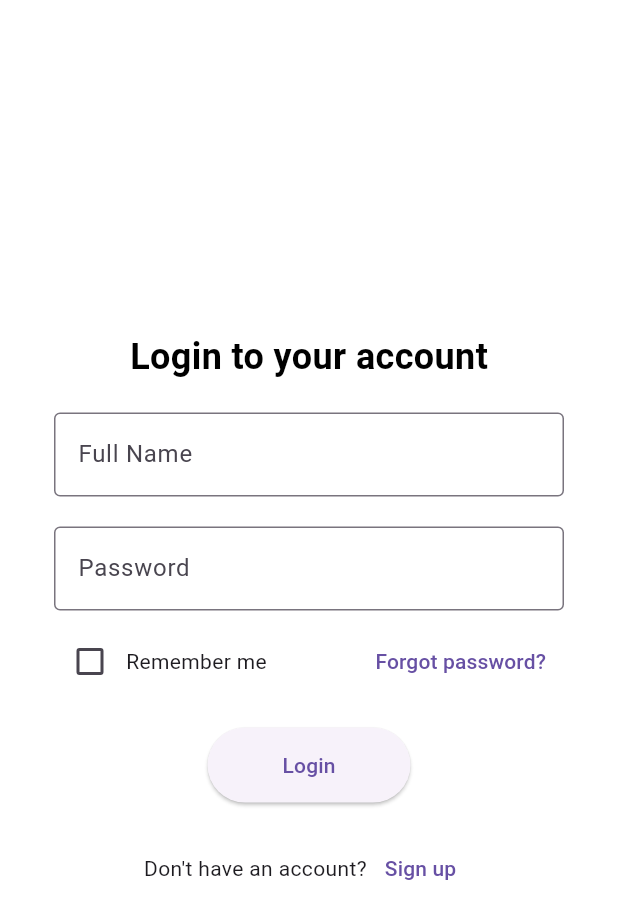
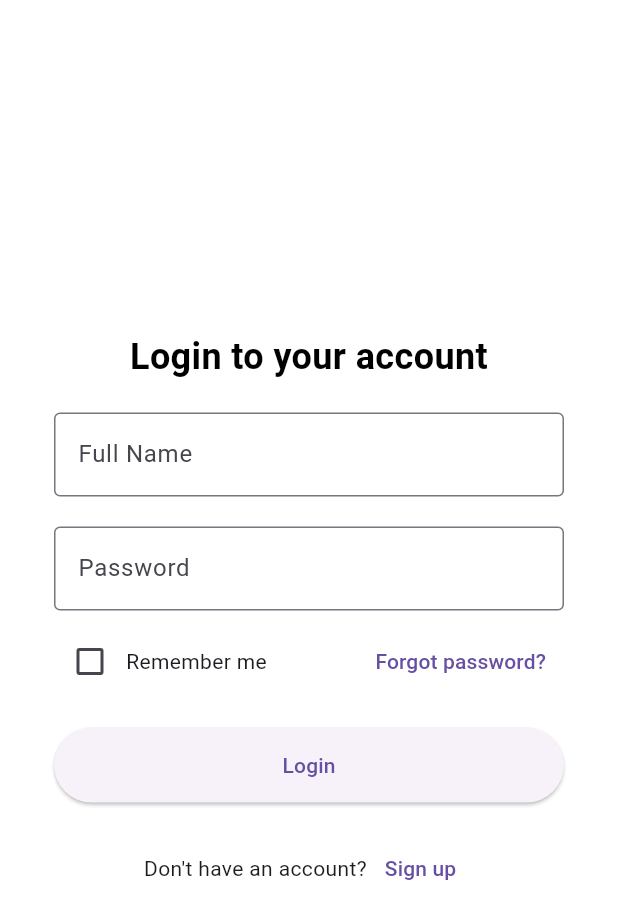
Before and after one commit to gkincs/pawsome_app, a Flutter app: the LoginWidget screen opened directly, on a phone screen of 412 x 824 dp. Shown: the top 919 px of the screen. Run offline on Flutter 3.47's test engine with Material 3 defaults, Android fonts, the phone set to English and light mode, and no system bars; our stand-ins replace image_picker.

Commit message:
stateful widget refact

```diff
--- a/pawsome_app/lib/main.dart
+++ b/pawsome_app/lib/main.dart
@@ -1,5 +1,4 @@
 import 'package:flutter/material.dart';
-//import 'package:pawsome_app/screens/first_step_screen.dart';
 //import 'screens/signin_screen.dart';
 //import 'screens/new_account_screen.dart';
 
@@ -44,7 +43,7 @@ import 'package:flutter/material.dart';
 // }
 
 
-import 'screens/pet_prof_screen.dart';
+import 'screens/first_step_screen.dart';
 void main() {
   runApp(MyApp());
 }
@@ -57,7 +56,7 @@ class MyApp extends StatelessWidget {
       theme: ThemeData(
         primarySwatch: Colors.blue,
       ),
-      home: PetProfileWidget(),
+      home:FirststepWidget(),
     );
   }
 }
--- a/pawsome_app/lib/screens/login_screen.dart
+++ b/pawsome_app/lib/screens/login_screen.dart
@@ -1,16 +1,39 @@
 import 'package:flutter/material.dart';
 
-class LoginWidget extends StatelessWidget {
+class LoginWidget extends StatefulWidget {
+  @override
+  _LoginWidgetState createState() => _LoginWidgetState();
+}
+
+class _LoginWidgetState extends State<LoginWidget> {
+  final TextEditingController _fullNameController = TextEditingController();
+  final TextEditingController _passwordController = TextEditingController();
+  bool _rememberMe = false;
+
+  @override
+  void dispose() {
+    _fullNameController.dispose();
+    _passwordController.dispose();
+    super.dispose();
+  }
+
   @override
   Widget build(BuildContext context) {
     return Scaffold(
       backgroundColor: Colors.white,
-      body: Padding(
+      body: SafeArea(
+        child: LayoutBuilder(
+          builder: (context, constraints) {
+            return SingleChildScrollView(
+              child: ConstrainedBox(
+                constraints: BoxConstraints(minHeight: constraints.maxHeight),
+                child: IntrinsicHeight(
+                  child: Padding(
                     padding: const EdgeInsets.symmetric(horizontal: 36.0),
                     child: Column(
                       mainAxisAlignment: MainAxisAlignment.center,
+                      crossAxisAlignment: CrossAxisAlignment.stretch,
                       children: [
-            // Title or Logo Placeholder
                         Text(
                           'Login to your account',
                           style: TextStyle(
@@ -18,35 +41,55 @@ class LoginWidget extends StatelessWidget {
                             fontWeight: FontWeight.bold,
                             color: Colors.black,
                           ),
+                          textAlign: TextAlign.center,
                         ),
                         SizedBox(height: 20),
+                        _buildTextField(_fullNameController, 'Full Name', false),
+                        SizedBox(height: 20),
+                        _buildTextField(_passwordController, 'Password', true),
+                        SizedBox(height: 10),
+                        _buildRememberMeAndForgotPassword(),
+                        SizedBox(height: 20),
+                        _buildLoginButton(),
+                        SizedBox(height: 20),
+                        _buildSignUpSection(),
+                      ],
+                    ),
+                  ),
+                ),
+              ),
+            );
+          },
+        ),
+      ),
+    );
+  }
 
-            // Full Name Field
-            TextField(
+  Widget _buildTextField(TextEditingController controller, String label, bool isPassword) {
+    return TextField(
+      controller: controller,
+      obscureText: isPassword,
       decoration: InputDecoration(
-                labelText: 'Full Name',
+        labelText: label,
         border: OutlineInputBorder(),
       ),
-            ),
-            SizedBox(height: 20),
+    );
+  }
 
-            // Password Field
-            TextField(
-              obscureText: true,
-              decoration: InputDecoration(
-                labelText: 'Password',
-                border: OutlineInputBorder(),
-              ),
-            ),
-            SizedBox(height: 10),
-
-            // Remember Me and Forgot Password
-            Row(
+  Widget _buildRememberMeAndForgotPassword() {
+    return Row(
       mainAxisAlignment: MainAxisAlignment.spaceBetween,
       children: [
         Row(
           children: [
-                    Checkbox(value: false, onChanged: (value) {}),
+            Checkbox(
+              value: _rememberMe,
+              onChanged: (value) {
+                setState(() {
+                  _rememberMe = value ?? false;
+                });
+              },
+            ),
             Text('Remember me'),
           ],
         ),
@@ -57,26 +100,26 @@ class LoginWidget extends StatelessWidget {
           child: Text('Forgot password?'),
         ),
       ],
-            ),
-            SizedBox(height: 20),
+    );
+  }
 
-            // Login Button
-            ElevatedButton(
+  Widget _buildLoginButton() {
+    return ElevatedButton(
       onPressed: () {
         // Login logic
       },
       child: Text('Login'),
       style: ElevatedButton.styleFrom(
-                padding: EdgeInsets.symmetric(horizontal: 50, vertical: 15),
+        padding: EdgeInsets.symmetric(vertical: 15),
         shape: RoundedRectangleBorder(
           borderRadius: BorderRadius.circular(30),
         ),
       ),
-            ),
-            SizedBox(height: 20),
+    );
+  }
 
-            // Sign Up Section
-            Row(
+  Widget _buildSignUpSection() {
+    return Row(
       mainAxisAlignment: MainAxisAlignment.center,
       children: [
         Text("Don't have an account?"),
@@ -87,10 +130,6 @@ class LoginWidget extends StatelessWidget {
           child: Text('Sign up'),
         ),
       ],
-            ),
-          ],
-        ),
-      ),
     );
   }
 }
--- a/pawsome_app/pubspec.yaml
+++ b/pawsome_app/pubspec.yaml
@@ -31,12 +31,13 @@ dependencies:
   flutter:
     sdk: flutter
 
-
   # The following adds the Cupertino Icons font to your application.
   # Use with the CupertinoIcons class for iOS style icons.
   cupertino_icons: ^1.0.6
   firebase_core: ^3.6.0
   flutter_svg: ^2.0.11
+
+  image_picker: ^0.8.4+4
 
 dev_dependencies:
   flutter_test:
```
Also changed, not shown: pawsome_app/lib/screens/first_step_screen.dart (+50 -21 lines), pawsome_app/lib/screens/new_account_screen.dart (+61 -42 lines), pawsome_app/lib/screens/pet_prof_screen.dart (+187 -104 lines), pawsome_app/lib/screens/signin_screen.dart (+17 -12 lines), pawsome_app/pubspec.lock. Lines whose indentation alone changed are shown as unchanged.
